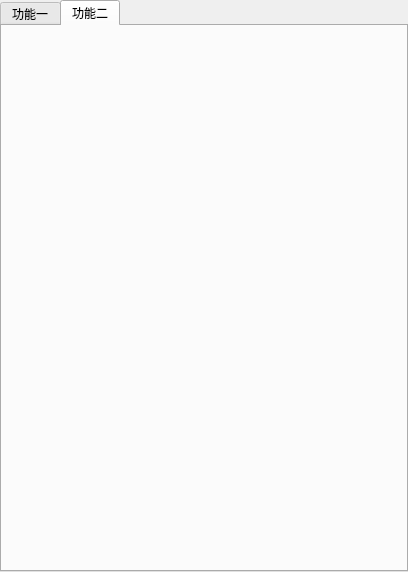
This is Graphics_demo/src/ui/FunctionsTabWidget.ui in Xie-Long-0/GraphicsDemo as Qt 5 draws it before an edit. The edited form follows.
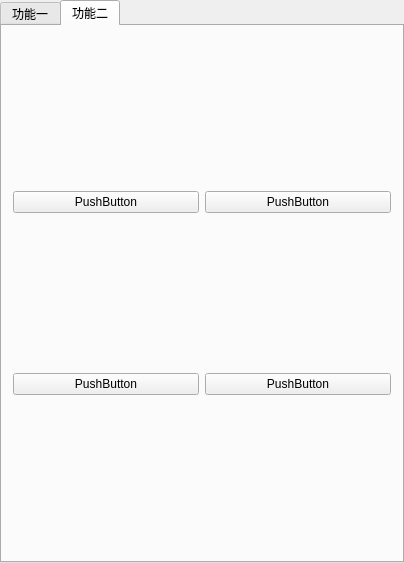
This is the edited form. The open tabs and pages were chosen to show the change.

What changed in the file:
```diff
--- a/Graphics_demo/src/ui/FunctionsTabWidget.ui
+++ b/Graphics_demo/src/ui/FunctionsTabWidget.ui
@@ -6,8 +6,8 @@
    <rect>
     <x>0</x>
     <y>0</y>
-    <width>408</width>
-    <height>572</height>
+    <width>404</width>
+    <height>563</height>
    </rect>
   </property>
   <property name="windowTitle">
@@ -85,6 +85,36 @@
       <attribute name="title">
        <string>功能二</string>
       </attribute>
+      <layout class="QGridLayout" name="gridLayout_2">
+       <item row="0" column="0">
+        <widget class="QPushButton" name="pushButton">
+         <property name="text">
+          <string>PushButton</string>
+         </property>
+        </widget>
+       </item>
+       <item row="0" column="1">
+        <widget class="QPushButton" name="pushButton_2">
+         <property name="text">
+          <string>PushButton</string>
+         </property>
+        </widget>
+       </item>
+       <item row="1" column="0">
+        <widget class="QPushButton" name="pushButton_3">
+         <property name="text">
+          <string>PushButton</string>
+         </property>
+        </widget>
+       </item>
+       <item row="1" column="1">
+        <widget class="QPushButton" name="pushButton_4">
+         <property name="text">
+          <string>PushButton</string>
+         </property>
+        </widget>
+       </item>
+      </layout>
      </widget>
     </widget>
    </item>
```
